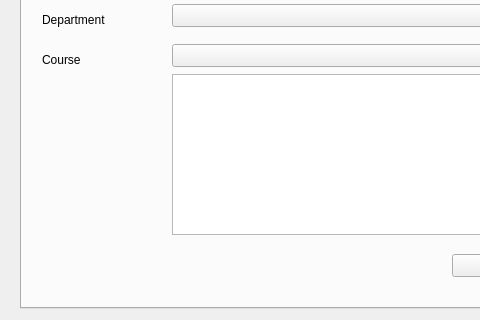
The window that General/addnewrequestdialog.ui (MrRisoni/Gauss) describes before a commit, drawn with Qt 5; both pictures show x 0 to 480 and y 172 to 492 of the 618 by 492 pixel window.
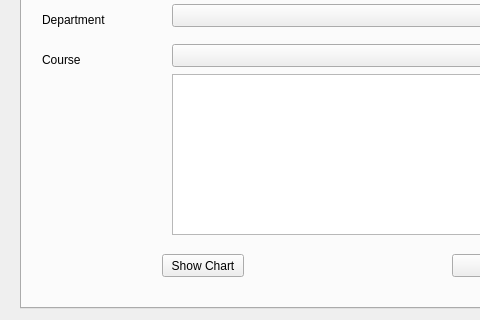
The same window after the commit. The open tabs and pages were chosen to show the change.

Commit message: update forms for charts

```diff
--- a/General/addnewrequestdialog.ui
+++ b/General/addnewrequestdialog.ui
@@ -121,6 +121,19 @@
       <string>Add</string>
      </property>
     </widget>
+    <widget class="QPushButton" name="pushButton_3">
+     <property name="geometry">
+      <rect>
+       <x>140</x>
+       <y>290</y>
+       <width>82</width>
+       <height>23</height>
+      </rect>
+     </property>
+     <property name="text">
+      <string>Show Chart</string>
+     </property>
+    </widget>
    </widget>
    <widget class="QWidget" name="tab_2">
     <attribute name="title">
```
Left out of the diff: 28 changed lines with no effect on the pictures. The commit also changes 30 other files.
